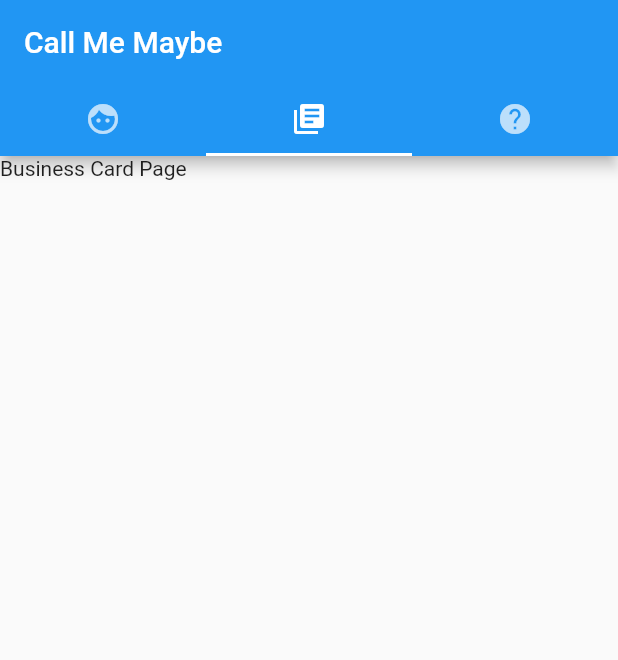
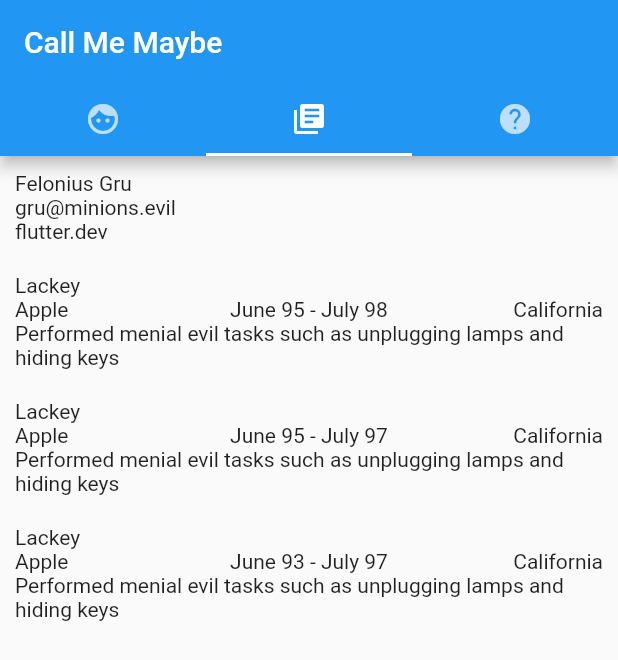
Before and after one commit to anderja8/resumeFlutterApp, a Flutter app: the screen it shows after launch, tab 2 chosen, on a phone screen of 412 x 824 dp. Shown: the top 660 px of the screen. Run offline on Flutter 3.47's test engine with Material 2 defaults, Android fonts, the phone set to English and light mode, and no system bars.

Commit message:
Resume page looking good, small improvements to business card page.

```diff
--- a/lib/BusinessCardPage.dart
+++ b/lib/BusinessCardPage.dart
@@ -1,10 +1,25 @@
 import 'package:flutter/material.dart';
+import 'UserDetails.dart';
 
 class BusinessCardPage extends StatelessWidget {
   BusinessCardPage({Key key}) : super(key: key);
 
   @override
   Widget build(BuildContext context) {
-    return Image.asset('assets/gru_headshot.jpg');
+    return Column(
+      children: [
+        SizedBox(
+          width: 300,
+          height: 300,
+          child: Image.asset('assets/gru_headshot.jpg'),
+        ),
+        Text(name),
+        Text(role),
+        Row(
+          mainAxisAlignment: MainAxisAlignment.center,
+          children: [Text(phone), Text(website)],
+        )
+      ],
+    );
   }
 }
--- a/lib/ResumePage.dart
+++ b/lib/ResumePage.dart
@@ -1,10 +1,79 @@
 import 'package:flutter/material.dart';
+import 'UserDetails.dart';
 
 class ResumePage extends StatelessWidget {
   ResumePage({Key key}) : super(key: key);
 
   @override
   Widget build(BuildContext context) {
-    return Text('Business Card Page');
+    return Column(
+      crossAxisAlignment: CrossAxisAlignment.start,
+      children: [
+        ResumeHeader(),
+        for (var priorWork in priorWorkList)
+          ResumeEntry(
+              title: priorWork.title,
+              company: priorWork.company,
+              datesActive: priorWork.datesActive,
+              location: priorWork.location,
+              description: priorWork.description)
+      ],
+    );
   }
 }
+
+class ResumeHeader extends StatelessWidget {
+  Widget build(BuildContext context) {
+    return Padding(
+        padding: EdgeInsets.all(10),
+        child: Column(crossAxisAlignment: CrossAxisAlignment.start, children: [
+          Text(name),
+          Text(email),
+          Text(website),
+        ]));
+  }
+}
+
+class ResumeEntry extends StatelessWidget {
+  final title, company, datesActive, location, description;
+
+  ResumeEntry(
+      {this.title,
+      this.company,
+      this.datesActive,
+      this.location,
+      this.description});
+
+  @override
+  Widget build(BuildContext context) {
+    return Padding(
+        padding: EdgeInsets.all(10),
+        child: Column(
+          crossAxisAlignment: CrossAxisAlignment.start,
+          children: [
+            Text(title),
+            ResumeEntryDetails(
+                company: company, datesActive: datesActive, location: location),
+            Text(description)
+          ],
+        ));
+  }
+}
+
+class ResumeEntryDetails extends StatelessWidget {
+  final company, datesActive, location;
+
+  ResumeEntryDetails({this.company, this.datesActive, this.location});
+
+  Widget build(BuildContext context) {
+    return Row(children: [
+      Expanded(
+          child: Align(alignment: Alignment.centerLeft, child: Text(company))),
+      Expanded(
+          child: Align(alignment: Alignment.center, child: Text(datesActive))),
+      Expanded(
+          child:
+              Align(alignment: Alignment.centerRight, child: Text(location))),
+    ]);
+  }
+}
--- /dev/null
+++ b/lib/UserDetails.dart
@@ -0,0 +1,43 @@
+//Basic User Information
+const name = 'Felonius Gru';
+const role = 'Most Evil Supervillain';
+const phone = '555-555-5555';
+const email = 'gru@minions.evil';
+const website = 'flutter.dev';
+
+//Class to hold prior work details
+class PriorWorkDetails {
+  final title, company, datesActive, location, description;
+
+  PriorWorkDetails(
+      {this.title,
+      this.company,
+      this.datesActive,
+      this.location,
+      this.description});
+}
+
+//List of all prior work details, ordered most recent to least recent
+final List<PriorWorkDetails> priorWorkList = [
+  PriorWorkDetails(
+      title: 'Lackey',
+      company: 'Apple',
+      datesActive: 'June 95 - July 98',
+      location: 'California',
+      description: 'Performed menial evil tasks such as ' +
+          'unplugging lamps and hiding keys'),
+  PriorWorkDetails(
+      title: 'Lackey',
+      company: 'Apple',
+      datesActive: 'June 95 - July 97',
+      location: 'California',
+      description: 'Performed menial evil tasks such as ' +
+          'unplugging lamps and hiding keys'),
+  PriorWorkDetails(
+      title: 'Lackey',
+      company: 'Apple',
+      datesActive: 'June 93 - July 97',
+      location: 'California',
+      description: 'Performed menial evil tasks such as ' +
+          'unplugging lamps and hiding keys')
+];
```
Also changed, not shown: 1 other file.
